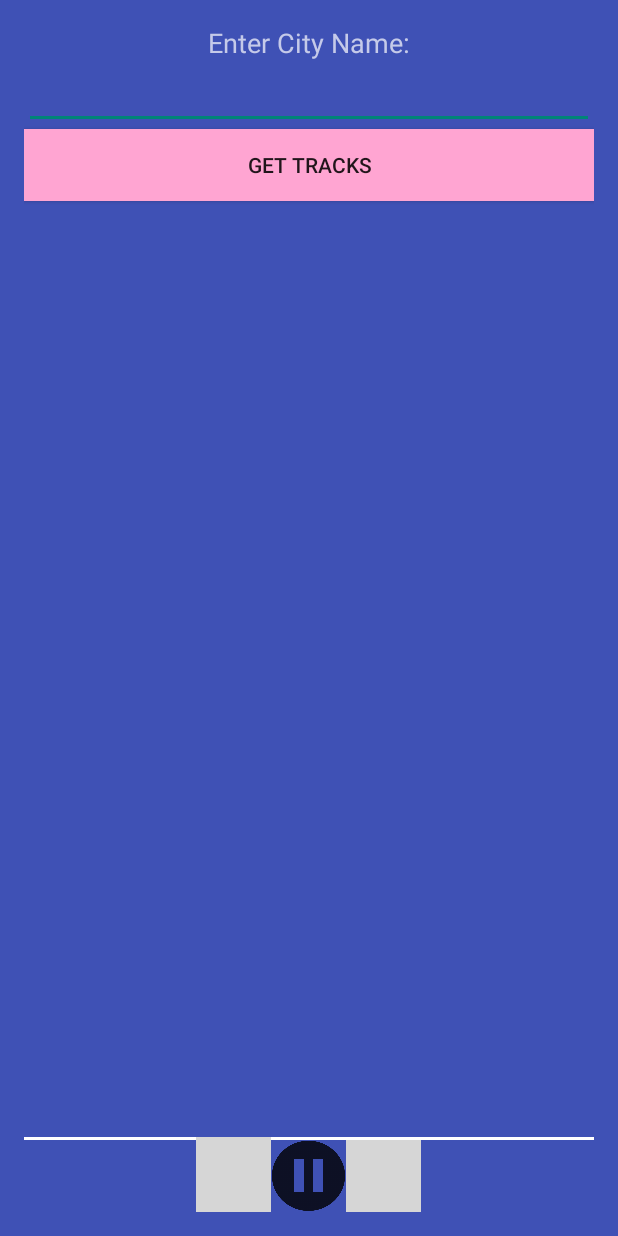
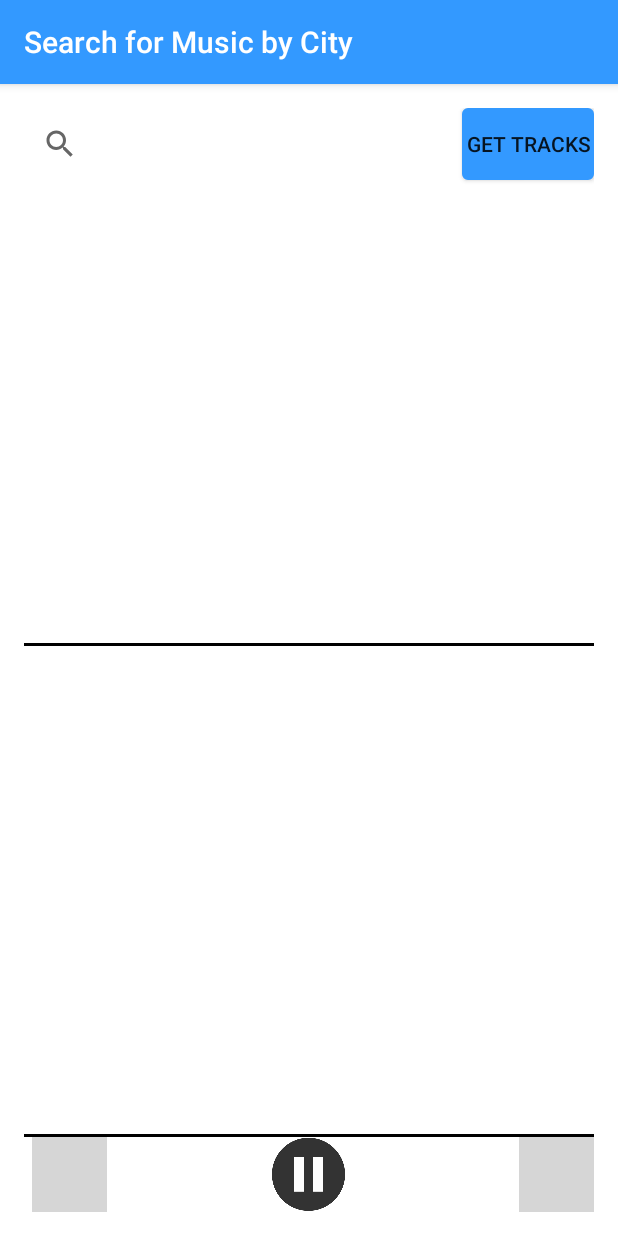
Before and after one commit to mcarri01/MusTrip, an Android app: the CityFinder screen opened directly, with no data from a screen before it, on a phone screen of 412 x 824 dp. Run offline under Robolectric (Android 15) with nearby library versions, the phone set to English and light mode, and no system bars; our stand-ins replace Volley; libraries missing offline, so code that uses them is left out: com.spotify.sdk, kaaes.spotify.webapi; 4 statements that could not run were skipped; grey boxes are pictures that could not be loaded.

Commit message:
updated UI significantly, white background blue highlights, simplified and map works

```diff
--- a/MusTrip/app/build.gradle
+++ b/MusTrip/app/build.gradle
@@ -69,6 +69,7 @@ dependencies {
     compile('com.crashlytics.sdk.android:crashlytics:2.6.5@aar') {
         transitive = true;
     }
+
     compile 'com.spotify.sdk:spotify-auth:1.0.0-beta13@aar'
     compile 'com.nostra13.universalimageloader:universal-image-loader:1.9.5'
     compile 'com.spotify.sdk:spotify-player:1.0.0-beta13@aar'
--- a/MusTrip/app/src/main/AndroidManifest.xml
+++ b/MusTrip/app/src/main/AndroidManifest.xml
@@ -56,10 +56,6 @@
              sign the APK for publishing.
              You can define the keys for the debug and release targets in src/debug/ and src/release/.
         -->
-        <meta-data
-            android:name="com.google.android.geo.API_KEY"
-            android:value="@string/google_maps_key" />
-
 
         <meta-data android:name="com.google.android.geo.API_KEY" android:value="@string/google_maps_key" />
         <meta-data android:name="com.google.android.gms.version" android:value="@integer/google_play_services_version" />
--- a/MusTrip/app/src/main/java/com/xeno/MusTrip/CityFinder.java
+++ b/MusTrip/app/src/main/java/com/xeno/MusTrip/CityFinder.java
@@ -1,4 +1,7 @@
 package com.xeno.MusTrip;
+import android.graphics.Color;
+import android.graphics.drawable.ColorDrawable;
+import android.support.v7.app.AppCompatActivity;
 import android.view.View;
 import android.app.Activity;
 import android.app.ProgressDialog;
@@ -17,7 +20,7 @@ import android.content.Intent;
         import android.widget.AdapterView;
         import android.widget.ArrayAdapter;
         import android.widget.Button;
-        import android.widget.EditText;
+        import android.widget.SearchView;
         import android.widget.ImageView;
         import android.widget.ListView;
         import android.widget.SimpleAdapter;
@@ -79,7 +82,7 @@ import org.json.JSONArray;
  * about a song and make further requests before playing the song and displaying it in a collective
  * queue.
  */
-public class CityFinder extends Activity implements
+public class CityFinder extends AppCompatActivity implements
         PlayerNotificationCallback, ConnectionStateCallback {
 
 
@@ -100,7 +103,6 @@ public class CityFinder extends Activity implements
     private String CurrArtist;
     private Bitmap CurrImage;
     public ArrayList<Song> songQueue = new ArrayList<>();
-    private int MODE_ID;
     private ImageView play;
     TextView txtResult;
     SpotifyApi api = new SpotifyApi();
@@ -112,6 +114,12 @@ public class CityFinder extends Activity implements
     protected void onCreate(Bundle savedInstanceState) {
         super.onCreate(savedInstanceState);
         setContentView(R.layout.activity_city_finder);
+        getSupportActionBar().setDisplayShowHomeEnabled(true);
+        getSupportActionBar().setDisplayUseLogoEnabled(true);
+        getSupportActionBar().setBackgroundDrawable(new ColorDrawable(Color.parseColor("#3399FF")));
+        getSupportActionBar().setTitle("Search for Music by City");
+        //getSupportActionBar().setLogo(R.drawable.music);
+
         lv = (ListView) findViewById(R.id.lv);
         play = (ImageView) findViewById(R.id.btnPlay);
         txtResult = (TextView) findViewById(R.id.city);
@@ -294,7 +302,7 @@ public class CityFinder extends Activity implements
                                             /* Stores current bitmap */
                                             CurrImage = bitmap;
                                             /* Updates text at top of queue*/
-                                            txtResult.setText("Currently Playing from " + CurrLoc + "\n" + CurrTrack);
+                                            txtResult.setText(Html.fromHtml("Currently Playing from " + CurrLoc + "\n<br>" + CurrTrack + "</br>"));
                                             /* Create song object and add to queue */
                                             addSong(CurrImage, CurrTrack, CurrLoc, CurrArtist);
                                             /* Update queue with new info */
@@ -371,8 +379,8 @@ public class CityFinder extends Activity implements
         final ProgressDialog progress;
         progress = ProgressDialog.show(this, "One moment", "Retrieving songs...", true);
         /* Get whichever city the user inputted */
-        EditText cityinput = (EditText) findViewById(R.id.input);
-        final String cityName = cityinput.getText().toString();
+        SearchView cityinput = (SearchView) findViewById(R.id.input);
+        final String cityName = cityinput.getQuery().toString();
         /* Url for request to server */
         String requestUrl = "https://flask-mustrip.herokuapp.com/playlistbycity";
         RequestQueue queue = Volley.newRequestQueue(this);
--- a/MusTrip/app/src/main/java/com/xeno/MusTrip/LazyAdapter.java
+++ b/MusTrip/app/src/main/java/com/xeno/MusTrip/LazyAdapter.java
@@ -4,6 +4,7 @@ import android.app.Activity;
 import android.content.Context;
 import android.graphics.Bitmap;
 import android.graphics.drawable.Drawable;
+import android.text.Html;
 import android.view.LayoutInflater;
 import android.view.View;
 import android.view.ViewGroup;
@@ -49,7 +50,7 @@ public class LazyAdapter extends ArrayAdapter<String> {
         TextView txtTitle = (TextView) rowView.findViewById(R.id.txt);
 
         ImageView imageView = (ImageView) rowView.findViewById(R.id.img);
-        txtTitle.setText(text.get(position));
+        txtTitle.setText(Html.fromHtml(text.get(position)));
 
         imageView.setImageBitmap(imageId.get(position));
         return rowView;
--- /dev/null
+++ b/MusTrip/app/src/main/res/drawable/mybutton.xml
@@ -0,0 +1,24 @@
+<?xml version="1.0" encoding="utf-8"?>
+<selector xmlns:android="http://schemas.android.com/apk/res/android" >
+    <item android:state_pressed="true" >
+        <shape android:shape="rectangle"  >
+            <corners android:radius="3dip" />
+            <stroke android:width="1dip" android:color="#3399FF" />
+            <gradient android:angle="-90" android:startColor="#3399FF" android:endColor="#3399FF"  />
+        </shape>
+    </item>
+    <item android:state_focused="true">
+        <shape android:shape="rectangle"  >
+            <corners android:radius="3dip" />
+            <stroke android:width="1dip" android:color="#3399FF" />
+            <solid android:color="#3399FF"/>
+        </shape>
+    </item>
+    <item >
+        <shape android:shape="rectangle"  >
+            <corners android:radius="3dip" />
+            <stroke android:width="1dip" android:color="#3399FF" />
+            <gradient android:angle="-90" android:startColor="#3399FF" android:endColor="#3399FF" />
+        </shape>
+    </item>
+</selector>
--- a/MusTrip/app/src/main/res/layout-v17/activity_city_finder.xml
+++ b/MusTrip/app/src/main/res/layout-v17/activity_city_finder.xml
@@ -3,37 +3,14 @@
     xmlns:app="http://schemas.android.com/apk/res-auto"
     xmlns:tools="http://schemas.android.com/tools"
     android:id="@+id/activity_map_player"
-    android:layout_width="match_parent"
+    android:layout_width="wrap_content"
     android:layout_height="match_parent"
     android:paddingBottom="@dimen/activity_vertical_margin"
     android:paddingLeft="@dimen/activity_horizontal_margin"
     android:paddingRight="@dimen/activity_horizontal_margin"
     android:paddingTop="@dimen/activity_vertical_margin"
-    android:background="#3F51B5"
-    tools:context="com.xeno.MusTrip.MapPlayer">
-
-
-    <GridLayout
-        android:layout_width="wrap_content"
-        android:layout_height="wrap_content"
-        android:columnCount="3"
-        android:rowCount="1"
-        android:layout_alignParentTop="true"
-        android:layout_centerHorizontal="true"
-        android:id="@+id/gridLayout">
-
-
-        <!--<TextView-->
-        <!--android:text="Text"-->
-        <!--android:layout_column="0"-->
-        <!--android:layout_row="1"-->
-        <!--android:layout_gravity="fill"-->
-        <!--android:gravity="center"-->
-        <!--android:textAlignment="center"-->
-        <!--android:id="@+id/txtResult"-->
-        <!--/>-->
-
-    </GridLayout>
+    android:background="#FFFFFF"
+    tools:context=".MainActivity">
 
     <Button
             android:text="Get Tracks"
@@ -42,48 +19,10 @@
             android:id="@+id/getTracks"
             android:icon="@mipmap/ic_play"
             android:onClick="onSearch"
-        android:background="#ffa5d2"
-        android:layout_below="@+id/input"
-        android:layout_alignParentLeft="true"
-        android:layout_alignParentStart="true"
-        android:layout_alignParentRight="true"
-        android:layout_alignParentEnd="true" />
-
-    <ListView
-        android:id="@+id/lv"
-        android:layout_width="wrap_content"
-        android:layout_height="300dp"
-        android:layout_alignParentLeft="true"
-        android:layout_alignParentStart="true"
-        android:layout_above="@+id/btnRewind"
-
-        android:layout_alignParentRight="true"
-        android:layout_alignParentEnd="true"
-        android:layout_below="@+id/city">
-
-    </ListView>
-
-    <TextView
-        android:layout_width="50dp"
-        android:id="@+id/city"
-        android:textColor="#C5CAE9"
-        android:layout_height="45dp"
-        android:textAlignment="center"
-        android:layout_below="@+id/getTracks"
-        android:layout_alignParentRight="true"
-        android:layout_alignParentEnd="true"
-        android:layout_alignParentLeft="true"
-        android:layout_alignParentStart="true" />
-
-    <EditText
-        android:layout_width="match_parent"
-        android:layout_height="wrap_content"
-        android:id="@+id/input"
-        android:singleLine="true"
-        android:textColor="#C5CAE9"
-        android:layout_below="@+id/textView4"
-        android:layout_alignParentLeft="true"
-        android:layout_alignParentStart="true" />
+            android:background="@drawable/mybutton"
+        android:layout_alignParentTop="true"
+        android:layout_alignRight="@+id/city"
+        android:layout_alignEnd="@+id/city" />
 
     <ImageView
         android:layout_width="5dp"
@@ -92,52 +31,88 @@
         android:scaleType="fitXY"
         android:adjustViewBounds="true"
         android:layout_alignTop="@+id/lv"
-        android:layout_alignLeft="@+id/gridLayout"
-        android:layout_alignStart="@+id/gridLayout" />
-    <View
-        android:layout_width="wrap_content"
-        android:layout_height="2dip"
-        android:background="#FFFFFFFF"
-        android:id="@+id/view"
-        android:layout_alignTop="@+id/btnRewind"
-        android:layout_alignParentLeft="true"
-        android:layout_alignParentStart="true" />
+         />
+
+    <ImageView
+        android:layout_width="50dp"
+        android:layout_height="50dp"
+        android:id="@+id/btnPlay"
+        android:background="@drawable/pause"
+        android:layout_gravity="center_horizontal|bottom"
+        android:layout_alignParentBottom="true"
+        android:layout_centerHorizontal="true" />
+
     <ImageView
         android:layout_width="50dp"
         android:layout_height="50dp"
         android:id="@+id/btnRewind"
         android:scaleX="-1"
         android:background="@drawable/forward"
-
         android:layout_alignParentBottom="true"
-        android:layout_toLeftOf="@+id/btnPlay"
-        android:layout_toStartOf="@+id/btnPlay" />
-
-    <ImageView
-        android:layout_width="50dp"
-        android:layout_height="50dp"
-        android:id="@+id/btnPlay"
-        android:background="@drawable/pause"
-        android:layout_below="@+id/view"
-        android:layout_centerHorizontal="true" />
+        android:layout_toRightOf="@+id/cover"
+        android:layout_toEndOf="@+id/cover" />
 
     <ImageView
         android:layout_width="50dp"
         android:layout_height="50dp"
         android:id="@+id/btnForward"
         android:background="@drawable/forward"
-        android:layout_below="@+id/view"
-        android:layout_toRightOf="@+id/btnPlay"
-        android:layout_toEndOf="@+id/btnPlay" />
+        android:layout_alignParentBottom="true"
+        android:layout_alignRight="@+id/lv"
+        android:layout_alignEnd="@+id/lv" />
+
+    <ListView
+        android:id="@+id/lv"
+        android:layout_width="match_parent"
+        android:layout_height="325dp"
+
+
+        android:layout_gravity="center"
+        android:layout_above="@+id/view"
+        android:layout_alignRight="@+id/getTracks"
+        android:layout_alignEnd="@+id/getTracks">
+
+    </ListView>
 
     <TextView
-        android:layout_width="wrap_content"
+        android:layout_width="262dp"
+        android:id="@+id/city"
+        android:layout_height="71dp"
+        android:textAlignment="center"
+        android:layout_gravity="left|top"
+        android:layout_below="@+id/getTracks"
+        android:layout_toRightOf="@+id/cover"
+        android:layout_alignParentRight="true"
+        android:layout_alignParentEnd="true"
+        android:layout_above="@+id/cover" />
+
+    <SearchView
+            android:layout_width="184dp"
             android:layout_height="wrap_content"
-        android:textAppearance="?android:attr/textAppearanceMedium"
-        android:text="Enter City Name:"
-        android:id="@+id/textView4"
-        android:textColor="#C5CAE9"
-        android:layout_alignParentTop="true"
-        android:layout_centerHorizontal="true" />
+            android:id="@+id/input"
+            android:queryHint="Enter city name"
+        android:layout_above="@+id/city"
+        android:layout_alignParentLeft="true"
+        android:layout_alignParentStart="true"
+        android:layout_toLeftOf="@+id/getTracks"
+        android:layout_toStartOf="@+id/getTracks" />
+    <View
+        android:layout_width="fill_parent"
+        android:layout_height="2dip"
+        android:background="#000000"
+        android:layout_above="@+id/btnPlay"
+        android:layout_alignParentLeft="true"
+        android:layout_alignParentStart="true"
+        android:id="@+id/view" />
+
+    <View
+        android:layout_width="fill_parent"
+        android:layout_height="2dip"
+        android:background="#000000"
+
+        android:id="@+id/topbar"
+        android:layout_alignBottom="@+id/city"
+        android:layout_alignParentLeft="true"
+        android:layout_alignParentStart="true" />
 
 </RelativeLayout>
```
Also changed, not shown: MusTrip/app/src/main/java/com/xeno/MusTrip/MainActivity.java (+4 -4 lines), MusTrip/app/src/main/java/com/xeno/mustrip/MapPlayer.java (+21 -7 lines), MusTrip/app/src/main/java/com/xeno/mustrip/Song.java (+5 -3 lines), MusTrip/app/src/main/res/layout/activity_main.xml (+40 -36 lines), MusTrip/app/src/main/res/layout/activity_map_player.xml (+31 -25 lines), 1 other file. Lines whose indentation alone changed are shown as unchanged.
